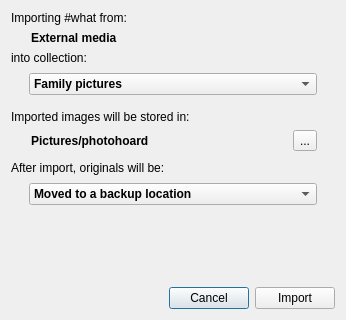
wagenadl/photohoard, file src/ui/ImportExternalDialog.ui: the form before one commit.
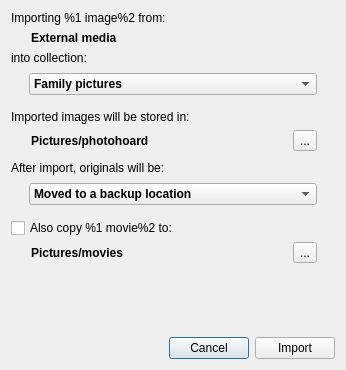
The form after the commit.

Commit message: Major work on ImportExternalDialog

The edit to the form file:
```diff
--- a/src/ui/ImportExternalDialog.ui
+++ b/src/ui/ImportExternalDialog.ui
@@ -7,7 +7,7 @@
     <x>0</x>
     <y>0</y>
     <width>346</width>
-    <height>320</height>
+    <height>370</height>
    </rect>
   </property>
   <property name="windowTitle">
@@ -17,7 +17,7 @@
    <item>
     <widget class="QLabel" name="what">
      <property name="text">
-      <string>Importing #what from:</string>
+      <string>Importing %1 image%2 from:</string>
      </property>
     </widget>
    </item>
@@ -198,6 +198,91 @@
      </layout>
     </widget>
    </item>
+   <item>
+    <widget class="QWidget" name="movieContainer" native="true">
+     <layout class="QVBoxLayout" name="verticalLayout_2">
+      <property name="spacing">
+       <number>4</number>
+      </property>
+      <property name="leftMargin">
+       <number>0</number>
+      </property>
+      <property name="topMargin">
+       <number>6</number>
+      </property>
+      <property name="rightMargin">
+       <number>0</number>
+      </property>
+      <property name="bottomMargin">
+       <number>0</number>
+      </property>
+      <item>
+       <widget class="QCheckBox" name="copyMovies">
+        <property name="text">
+         <string>Also copy %1 movie%2 to:</string>
+        </property>
+       </widget>
+      </item>
+      <item>
+       <widget class="QWidget" name="widget_3" native="true">
+        <layout class="QHBoxLayout" name="horizontalLayout_3">
+         <property name="leftMargin">
+          <number>0</number>
+         </property>
+         <property name="topMargin">
+          <number>0</number>
+         </property>
+         <property name="rightMargin">
+          <number>18</number>
+         </property>
+         <property name="bottomMargin">
+          <number>4</number>
+         </property>
+         <item>
+          <widget class="QLabel" name="movieDestination">
+           <property name="font">
+            <font>
+             <weight>75</weight>
+             <bold>true</bold>
+            </font>
+           </property>
+           <property name="text">
+            <string>Pictures/movies</string>
+           </property>
+           <property name="margin">
+            <number>2</number>
+           </property>
+           <property name="indent">
+            <number>20</number>
+           </property>
+          </widget>
+         </item>
+         <item>
+          <spacer name="horizontalSpacer_3">
+           <property name="orientation">
+            <enum>Qt::Horizontal</enum>
+           </property>
+           <property name="sizeHint" stdset="0">
+            <size>
+             <width>40</width>
+             <height>20</height>
+            </size>
+           </property>
+          </spacer>
+         </item>
+         <item>
+          <widget class="QToolButton" name="changeMovieDest">
+           <property name="text">
+            <string>...</string>
+           </property>
+          </widget>
+         </item>
+        </layout>
+       </widget>
+      </item>
+     </layout>
+    </widget>
+   </item>
    <item>
     <spacer name="verticalSpacer">
      <property name="orientation">
```
Left out of the diff: 41 changed lines with no effect on the pictures. The commit also changes 11 other files.
